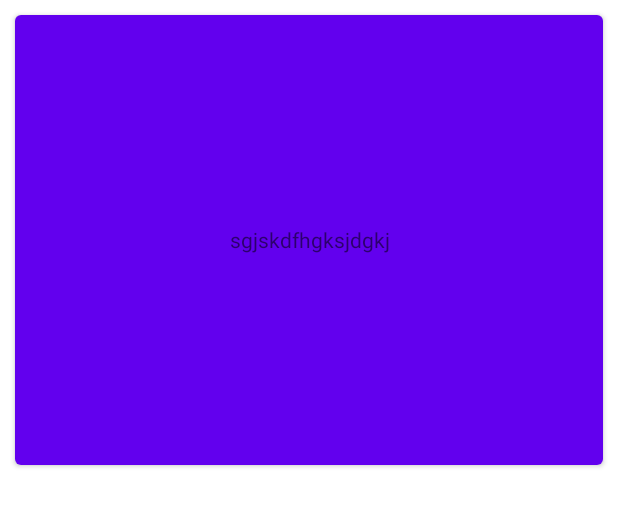
After one commit to AbhijithMogaveeraInkInCaps/NavTest, an Android app: the layout view_holder.xml on its own in the app's theme, with its tools: preview values and no code run, on a phone screen of 412 x 824 dp. The commit adds this screen. Shown: the top 507 px of the screen. Run offline under Robolectric (Android 15) with nearby library versions, the phone set to English and light mode, and no system bars.

Commit message:
swipeable behavour

```diff
--- a/app/src/main/res/layout/third_layout.xml
+++ b/app/src/main/res/layout/third_layout.xml
@@ -4,10 +4,15 @@
     android:layout_width="match_parent"
     android:layout_height="match_parent">
 
+    <androidx.recyclerview.widget.RecyclerView
+        android:id="@+id/rv"
+        android:layout_width="match_parent"
+        android:layout_height="match_parent"/>
     <TextView
         android:id="@+id/tv"
         android:layout_width="wrap_content"
         android:layout_height="wrap_content"
+        android:visibility="gone"
         app:layout_constraintBottom_toBottomOf="parent"
         app:layout_constraintEnd_toEndOf="parent"
         android:text="HelloWorld!"
--- /dev/null
+++ b/app/src/main/res/layout/view_holder.xml
@@ -0,0 +1,23 @@
+<?xml version="1.0" encoding="utf-8"?>
+<androidx.constraintlayout.widget.ConstraintLayout xmlns:android="http://schemas.android.com/apk/res/android"
+    xmlns:app="http://schemas.android.com/apk/res-auto"
+    android:layout_width="match_parent"
+    android:layout_height="match_parent">
+
+    <androidx.cardview.widget.CardView
+        android:layout_width="match_parent"
+        android:layout_height="300dp"
+        app:cardCornerRadius="4dp"
+        app:layout_constraintEnd_toEndOf="parent"
+        android:layout_margin="10dp"
+        app:layout_constraintStart_toStartOf="parent"
+        app:layout_constraintTop_toTopOf="parent">
+        <TextView
+            android:background="@color/purple_500"
+            android:gravity="center"
+            android:text="sgjskdfhgksjdgkj"
+            android:layout_width="match_parent"
+            android:layout_height="match_parent"
+            />
+    </androidx.cardview.widget.CardView>
+</androidx.constraintlayout.widget.ConstraintLayout>
```
Also changed, not shown: app/src/main/java/com/abhijith/navtest/Fragments.kt (+29 -2 lines), app/src/main/java/com/abhijith/navtest/NewMainFragment.kt (added, +41 -0 lines), app/src/main/res/layout/new_vp_latout.xml (added, +10 -0 lines), app/src/main/res/navigation/bottom_navigation_graph.xml (+9 -1 lines).
